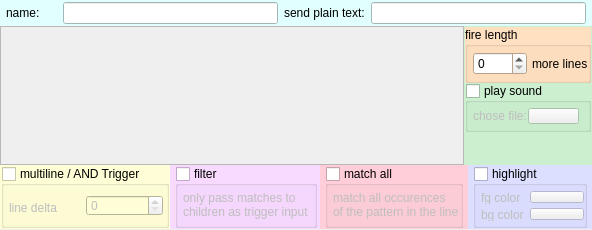
Before: the Qt Designer form src/ui/triggers_main_area.ui in Mudlet/Mudlet, drawn with Qt 5.
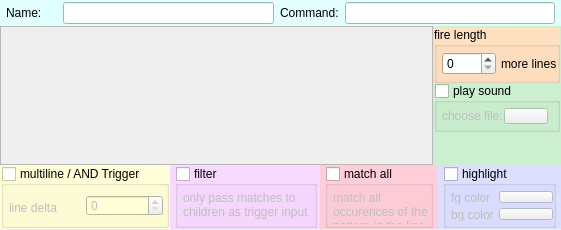
After: the same form once the commit is applied.

```diff
--- a/src/ui/triggers_main_area.ui
+++ b/src/ui/triggers_main_area.ui
@@ -6,12 +6,12 @@
    <rect>
     <x>0</x>
     <y>0</y>
-    <width>592</width>
+    <width>561</width>
     <height>230</height>
    </rect>
   </property>
   <property name="sizePolicy">
-   <sizepolicy hsizetype="Expanding" vsizetype="Fixed">
+   <sizepolicy hsizetype="Expanding" vsizetype="Preferred">
     <horstretch>1</horstretch>
     <verstretch>0</verstretch>
    </sizepolicy>
@@ -22,12 +22,6 @@
     <height>230</height>
    </size>
   </property>
-  <property name="maximumSize">
-   <size>
-    <width>16777215</width>
-    <height>240</height>
-   </size>
-  </property>
   <property name="windowTitle">
    <string>Form</string>
   </property>
@@ -144,7 +138,7 @@
          </size>
         </property>
         <property name="text">
-         <string>name:</string>
+         <string>Name:</string>
         </property>
         <property name="buddy">
          <cstring>lineEdit_trigger_name</cstring>
@@ -167,7 +161,7 @@
       <item>
        <widget class="QLabel" name="label_5">
         <property name="text">
-         <string>send plain text:</string>
+         <string>Command:</string>
         </property>
         <property name="buddy">
          <cstring>trigger_command</cstring>
@@ -239,8 +233,8 @@
              <rect>
               <x>0</x>
               <y>0</y>
-              <width>483</width>
-              <height>139</height>
+              <width>422</width>
+              <height>137</height>
              </rect>
             </property>
            </widget>
@@ -331,7 +325,7 @@
             <item>
              <widget class="QGroupBox" name="checkBox_stayOpen">
               <property name="sizePolicy">
-               <sizepolicy hsizetype="Expanding" vsizetype="Expanding">
+               <sizepolicy hsizetype="Expanding" vsizetype="Fixed">
                 <horstretch>0</horstretch>
                 <verstretch>0</verstretch>
                </sizepolicy>
@@ -487,7 +481,7 @@
             <item>
              <widget class="QGroupBox" name="soundTrigger">
               <property name="sizePolicy">
-               <sizepolicy hsizetype="Expanding" vsizetype="Minimum">
+               <sizepolicy hsizetype="Expanding" vsizetype="Fixed">
                 <horstretch>0</horstretch>
                 <verstretch>0</verstretch>
                </sizepolicy>
@@ -547,7 +541,7 @@
                   </size>
                  </property>
                  <property name="text">
-                  <string>chose file:</string>
+                  <string>choose file:</string>
                  </property>
                 </widget>
                </item>
@@ -1421,7 +1415,7 @@
          <item>
           <widget class="QGroupBox" name="colorizerTrigger">
            <property name="sizePolicy">
-            <sizepolicy hsizetype="Expanding" vsizetype="Minimum">
+            <sizepolicy hsizetype="Expanding" vsizetype="Preferred">
              <horstretch>0</horstretch>
              <verstretch>0</verstretch>
             </sizepolicy>
```
Left out of the diff: 75 changed lines with no effect on the pictures.
